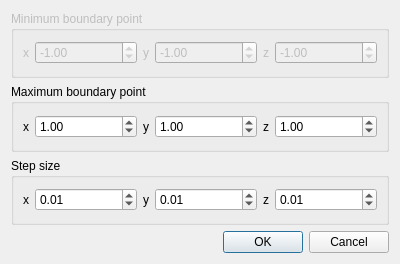
This is GenerateDataGridDialog.ui in imadtoubal/Interactive-K-Means-with-Qt-and-OpenGL as Qt 5 draws it before an edit. The edited form follows.
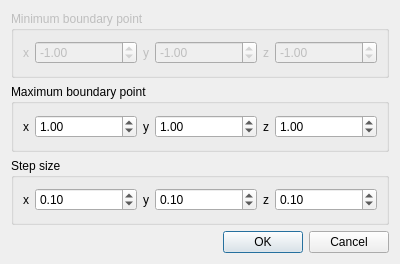
This is the edited form.

What changed in the file:
```diff
--- a/GenerateDataGridDialog.ui
+++ b/GenerateDataGridDialog.ui
@@ -198,7 +198,7 @@
          <double>-99.989999999999995</double>
         </property>
         <property name="value">
-         <double>0.010000000000000</double>
+         <double>0.100000000000000</double>
         </property>
        </widget>
       </item>
@@ -221,7 +221,7 @@
          <double>-99.989999999999995</double>
         </property>
         <property name="value">
-         <double>0.010000000000000</double>
+         <double>0.100000000000000</double>
         </property>
        </widget>
       </item>
@@ -244,7 +244,7 @@
          <double>-99.989999999999995</double>
         </property>
         <property name="value">
-         <double>0.010000000000000</double>
+         <double>0.100000000000000</double>
         </property>
        </widget>
       </item>
```
Left out of the diff: 7 changed lines with no effect on the pictures.
